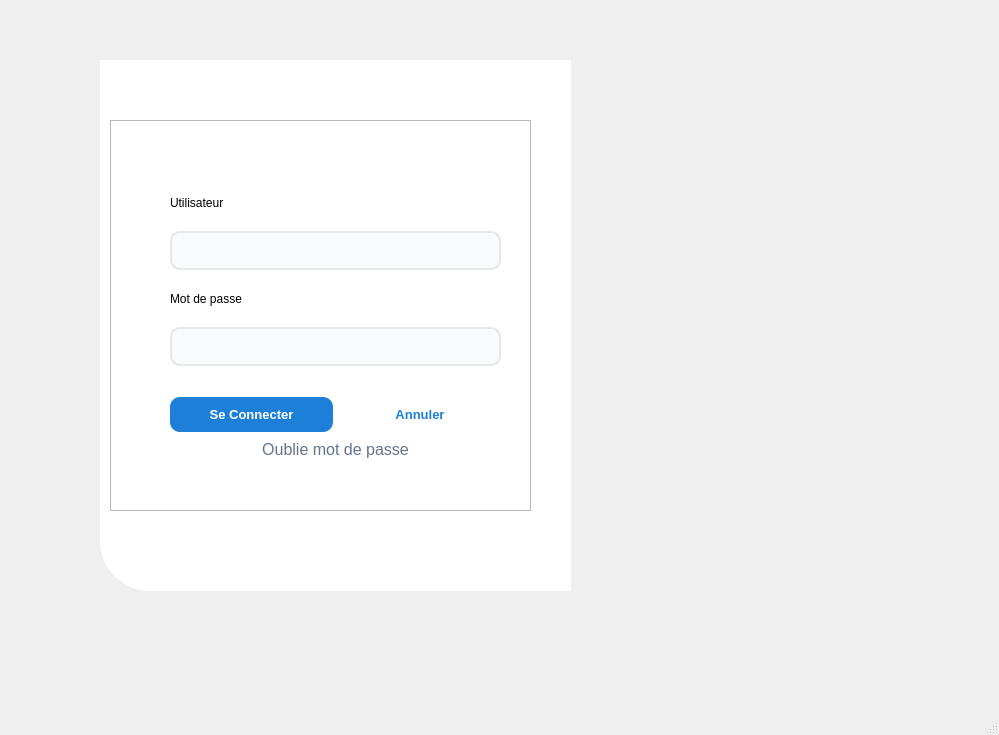
Qt form login_page/login_screen.ui (lak-barmajyat/ERP) before a commit.
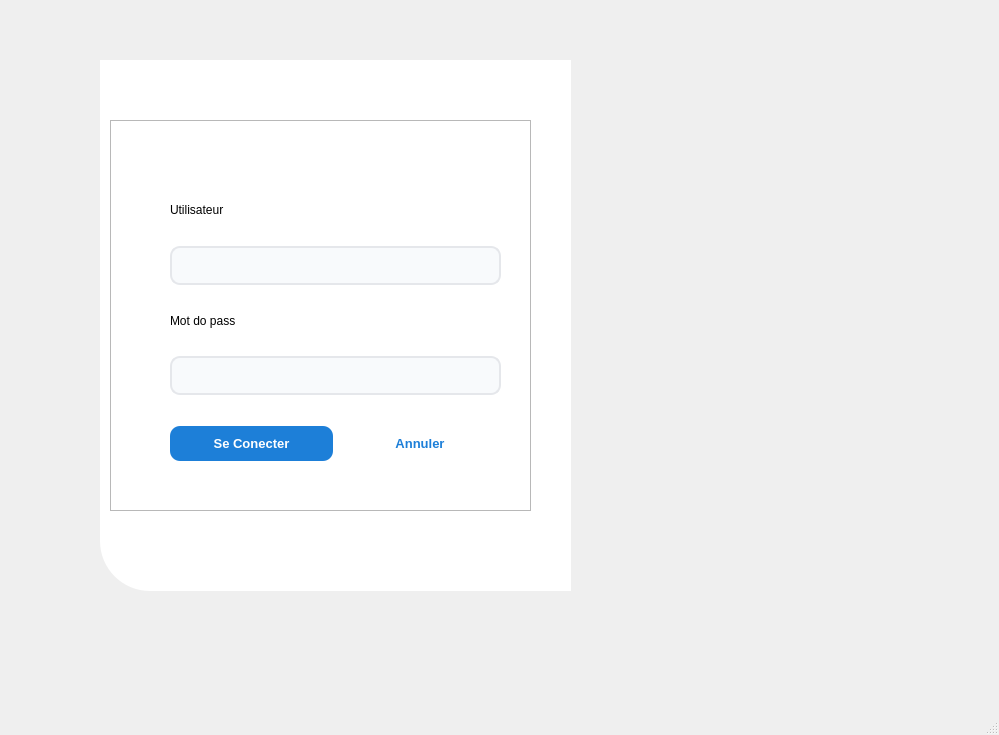
The same form after that commit. Icons and pictures are not drawn.

```diff
--- a/login_page/login_screen.ui
+++ b/login_page/login_screen.ui
@@ -125,42 +125,6 @@
       <property name="spacing">
        <number>6</number>
       </property>
-      <item row="2" column="0">
-       <widget class="QLineEdit" name="lineEdit_2">
-        <property name="styleSheet">
-         <string notr="true">QLineEdit {
-    background-color: #f8fafc;
-    border: 2px solid #E5E7EB; /* Soft gray instead of transparent for better visibility */
-    border-radius: 10px;
-    color: #0d0c22;
-    font-size: 16px;
-    height: 35px;
-    /* Extra left padding to make room for an icon */
-    padding-left: 10px; 
-    padding-right: 0px;
-}
-
-QLineEdit:hover {
-    border-color: #818cf8;
-    background-color: #ffffff;
-}
-
-QLineEdit:focus {
-    border-color: #818cf8;
-    background-color: #ffffff;
-    /* Qt doesn't support spread/blur shadows, so we use a solid highlight */
-    border: 2px solid #818cf8;
-}
-
-/* Placeholder color is handled specially in QSS */
-QLineEdit {
-    qproperty-placeholderText: &quot;Utilisateur&quot;;
-}
-
-</string>
-        </property>
-       </widget>
-      </item>
       <item row="5" column="0">
        <widget class="QLineEdit" name="lineEdit">
         <property name="styleSheet">
@@ -195,28 +159,11 @@
 
 </string>
         </property>
-       </widget>
-      </item>
-      <item row="7" column="0">
-       <spacer name="spacer">
-        <property name="orientation">
-         <enum>Qt::Vertical</enum>
+        <property name="inputMask">
+         <string comment="*"/>
         </property>
-        <property name="sizeType">
-         <enum>QSizePolicy::Fixed</enum>
-        </property>
-        <property name="sizeHint" stdset="0">
-         <size>
-          <width>20</width>
-          <height>25</height>
-         </size>
-        </property>
-       </spacer>
-      </item>
-      <item row="1" column="0">
-       <widget class="QLabel" name="label">
-        <property name="text">
-         <string>Utilisateur</string>
+        <property name="echoMode">
+         <enum>QLineEdit::Password</enum>
         </property>
        </widget>
       </item>
@@ -284,48 +231,75 @@
 }</string>
           </property>
           <property name="text">
-           <string>Se Connecter</string>
+           <string>Se Conecter</string>
           </property>
          </widget>
         </item>
        </layout>
       </item>
-      <item row="10" column="0">
-       <widget class="QPushButton" name="oublie_mot_de_passe_button">
-        <property name="styleSheet">
-         <string notr="true">QPushButton {
-    background-color: transparent;
-    border: none;
-    border-radius: 4px;
-    /* Use a standard icon color */
-    color: #64748b; 
-    font-size: 16px;
-    padding: 2px;
-}
-
-QPushButton:hover {
-    background-color: #f1f5f9;
-    color: #1e293b;
-}
-
-/* Use the :checked state if you make the button 'Checkable' in Designer */
-QPushButton:checked {
-    color: #3b82f6; /* Blue color when password is visible */
-}
-
-QPushButton:pressed {
-    background-color: #e2e8f0;
-}</string>
-        </property>
-        <property name="text">
-         <string>Oublie mot de passe</string>
-        </property>
-       </widget>
-      </item>
       <item row="4" column="0">
        <widget class="QLabel" name="label_2">
         <property name="text">
-         <string>Mot de passe</string>
+         <string>Mot do pass</string>
+        </property>
+       </widget>
+      </item>
+      <item row="2" column="0">
+       <widget class="QLineEdit" name="userentry">
+        <property name="styleSheet">
+         <string notr="true">QLineEdit {
+    background-color: #f8fafc;
+    border: 2px solid #E5E7EB; /* Soft gray instead of transparent for better visibility */
+    border-radius: 10px;
+    color: #0d0c22;
+    font-size: 16px;
+    height: 35px;
+    /* Extra left padding to make room for an icon */
+    padding-left: 10px; 
+    padding-right: 0px;
+}
+
+QLineEdit:hover {
+    border-color: #818cf8;
+    background-color: #ffffff;
+}
+
+QLineEdit:focus {
+    border-color: #818cf8;
+    background-color: #ffffff;
+    /* Qt doesn't support spread/blur shadows, so we use a solid highlight */
+    border: 2px solid #818cf8;
+}
+
+/* Placeholder color is handled specially in QSS */
+QLineEdit {
+    qproperty-placeholderText: &quot;Utilisateur&quot;;
+}
+
+</string>
+        </property>
+       </widget>
+      </item>
+      <item row="7" column="0">
+       <spacer name="spacer">
+        <property name="orientation">
+         <enum>Qt::Vertical</enum>
+        </property>
+        <property name="sizeType">
+         <enum>QSizePolicy::Fixed</enum>
+        </property>
+        <property name="sizeHint" stdset="0">
+         <size>
+          <width>20</width>
+          <height>25</height>
+         </size>
+        </property>
+       </spacer>
+      </item>
+      <item row="1" column="0">
+       <widget class="QLabel" name="label">
+        <property name="text">
+         <string>Utilisateur</string>
         </property>
        </widget>
       </item>
```
Left out of the diff: 3 changed lines with no effect on the pictures.
